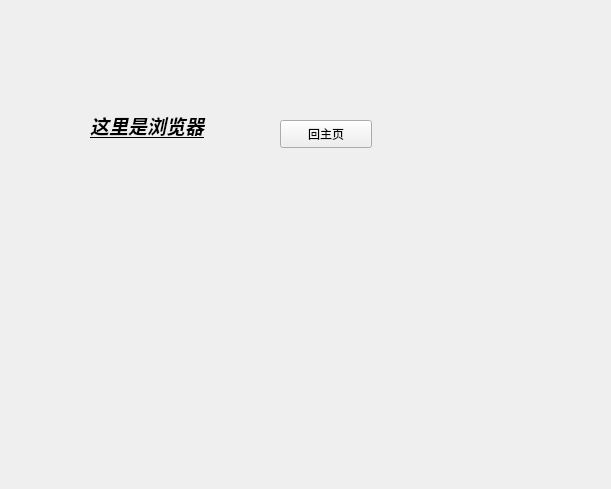
Before: the Qt Designer form View/Browser/browser.ui in yuzcat01/VehicleControl, drawn with Qt 5.
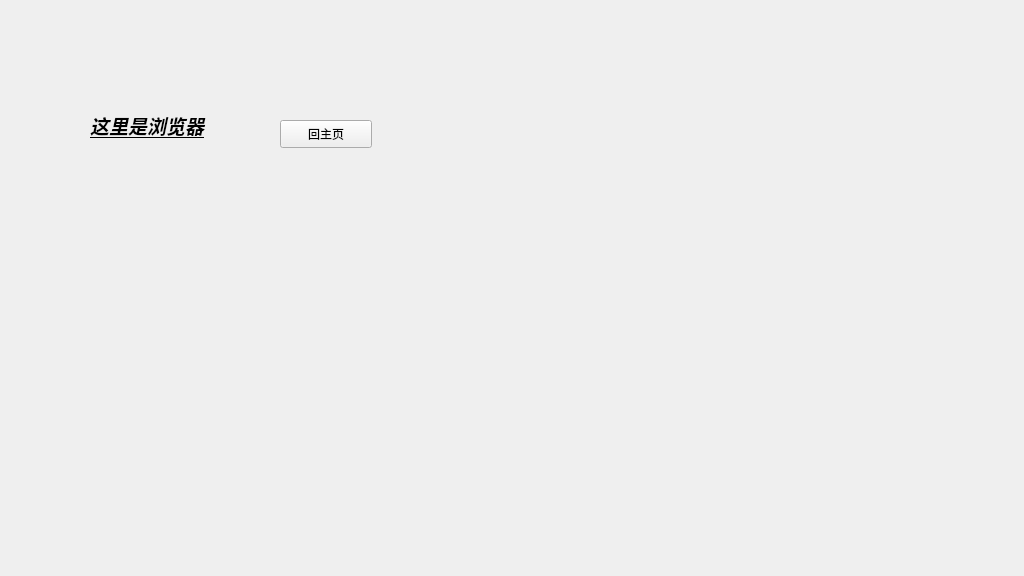
After: the same form once the commit is applied.

Commit message: 调整界面大小、音乐功能初步实现

```diff
--- a/View/Browser/browser.ui
+++ b/View/Browser/browser.ui
@@ -6,8 +6,8 @@
    <rect>
     <x>0</x>
     <y>0</y>
-    <width>611</width>
-    <height>489</height>
+    <width>1024</width>
+    <height>576</height>
    </rect>
   </property>
   <property name="windowTitle">
```
The commit also changes 4 other files.
